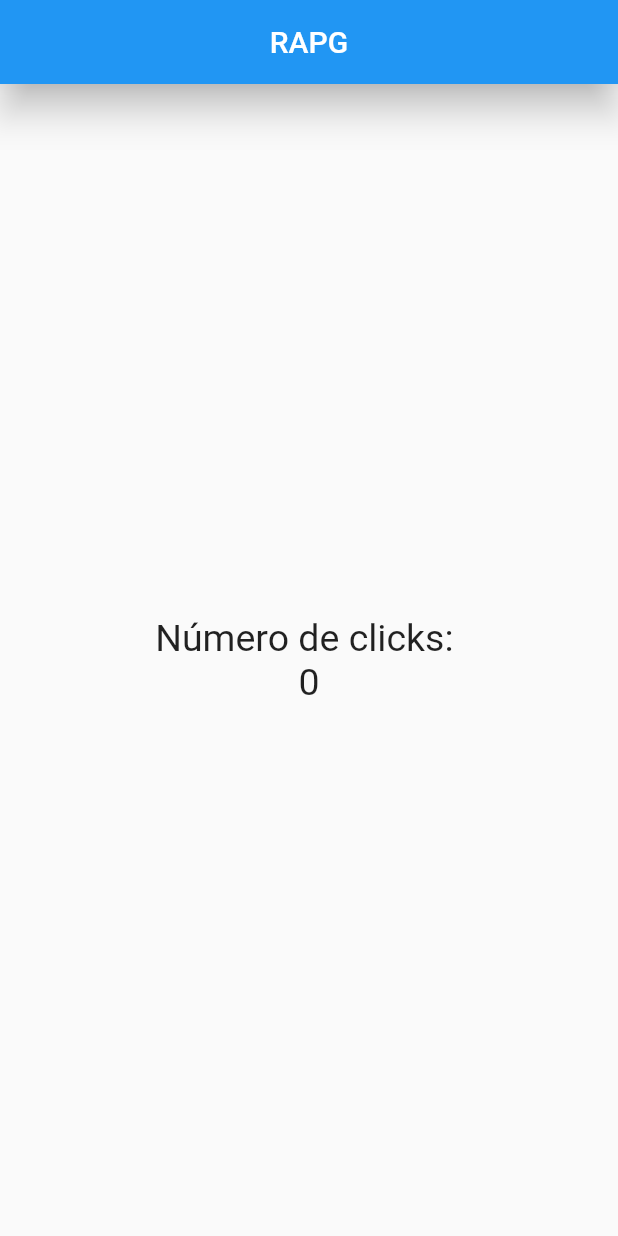
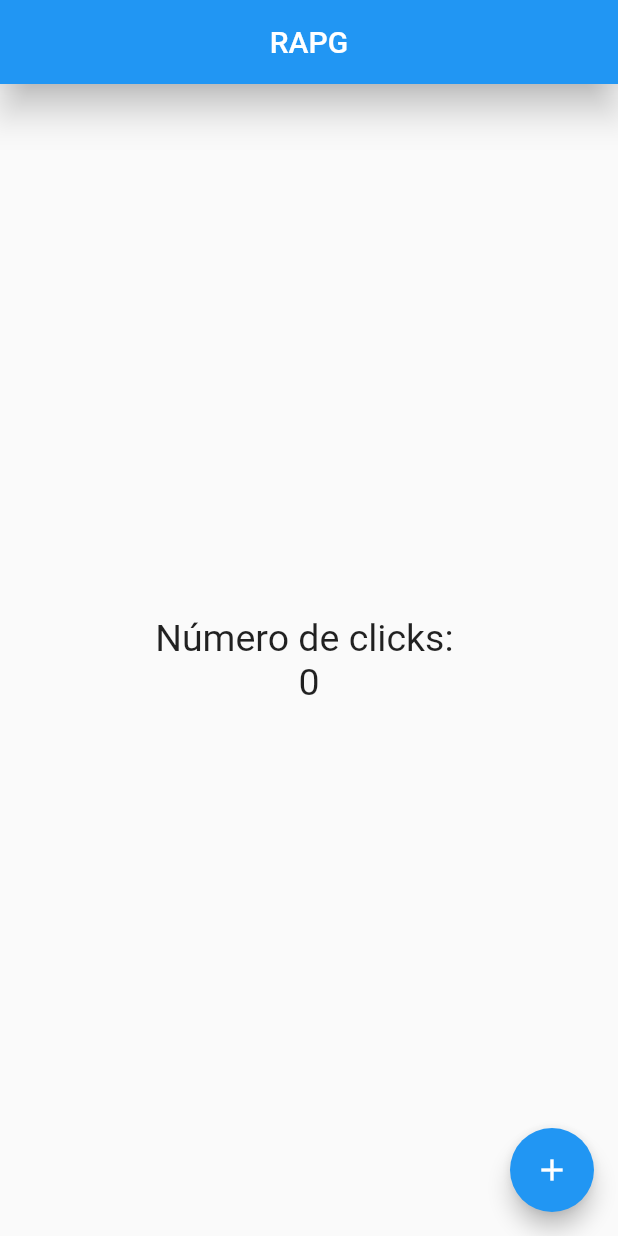
Before and after one commit to RafaelAnderson/Flutter, a Flutter app: the screen it shows after launch, on a phone screen of 412 x 824 dp. Run offline on Flutter 3.47's test engine with Material 2 defaults, Android fonts, the phone set to English and light mode, and no system bars.

Commit message:
Floating Action Button

```diff
--- a/lib/src/pages/home_page.dart
+++ b/lib/src/pages/home_page.dart
@@ -20,7 +20,13 @@ class HomePage extends StatelessWidget{
             Text('Número de clicks: ', style: estiloTexto),
             Text('0', style: estiloTexto /*TextStyle(fontSize: 25.0),*/),
           ],
-        ),
+        )
+      ),
+      floatingActionButton: FloatingActionButton(
+        child: Icon(Icons.add),
+        onPressed: () {
+          print('Hola mundo');
+        },
       ),
     );
   }
```
